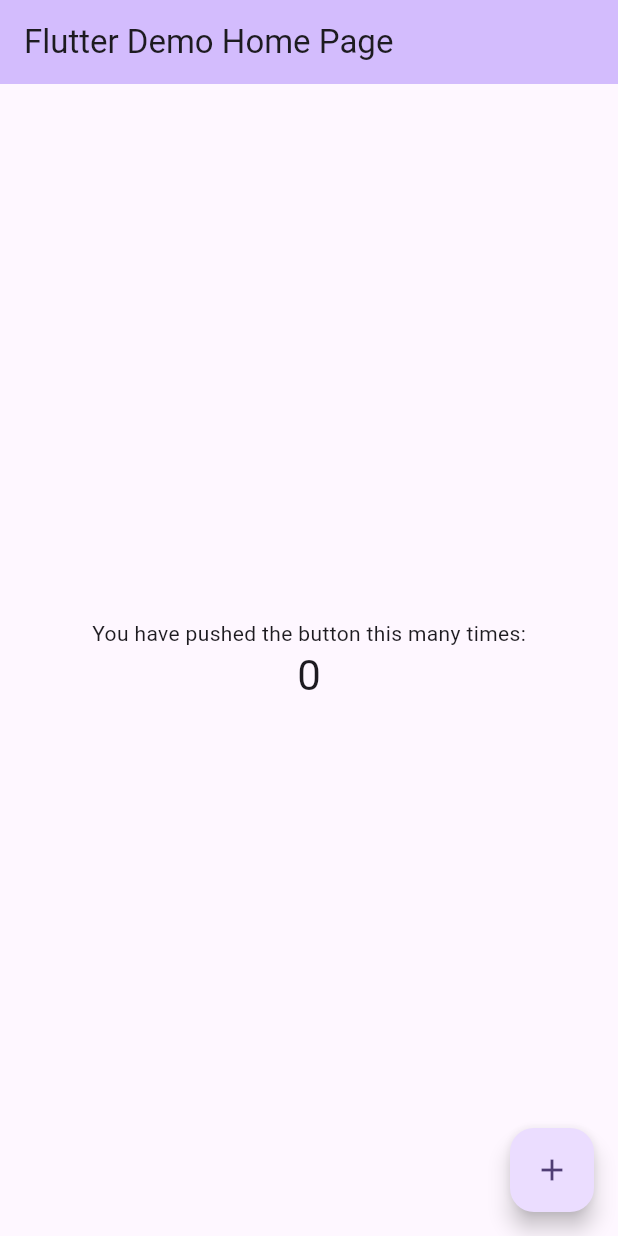
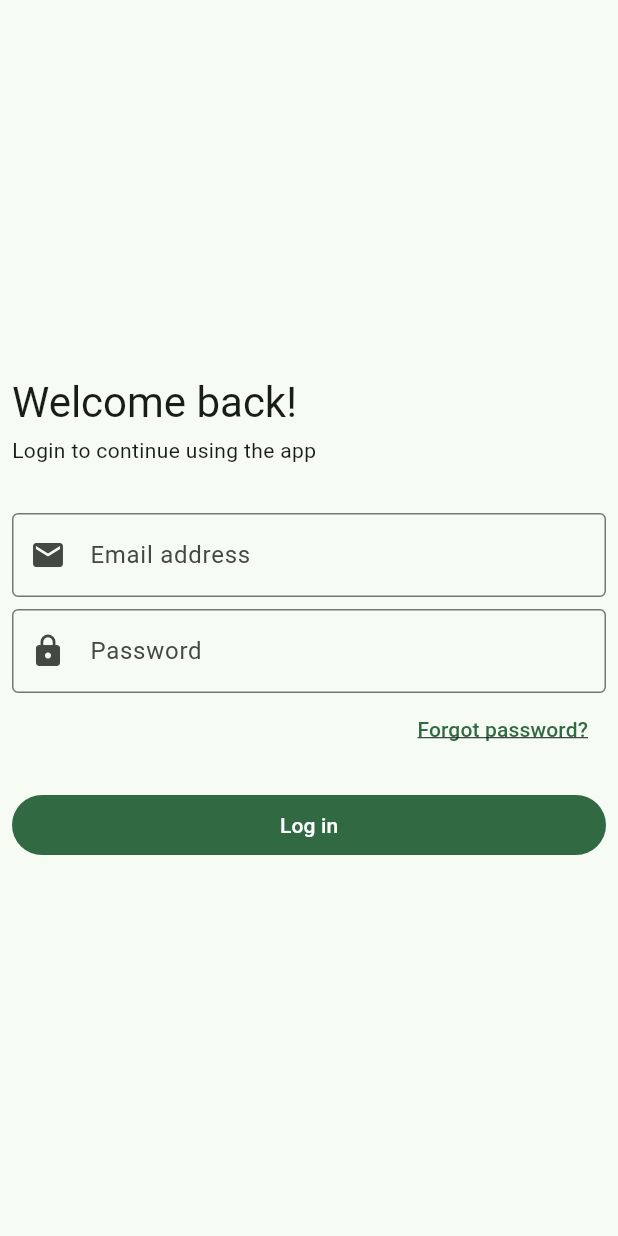
Before and after one commit to dawnj26/craftmate_client, a Flutter app: the screen it shows after launch, on a phone screen of 412 x 824 dp. Run offline on Flutter 3.47's test engine with Material 3 defaults, Android fonts, the phone set to English and light mode, and no system bars; our stand-ins replace gap, logger.

Commit message:
add: login screen

```diff
--- a/lib/main.dart
+++ b/lib/main.dart
@@ -1,3 +1,5 @@
+// Widgets
+import 'package:craftmate_client/screens/auth/login.dart';
 import 'package:flutter/material.dart';
 
 void main() {
@@ -7,119 +9,16 @@
 class MyApp extends StatelessWidget {
   const MyApp({super.key});
 
-  // This widget is the root of your application.
   @override
   Widget build(BuildContext context) {
     return MaterialApp(
-      title: 'Flutter Demo',
       theme: ThemeData(
-        // This is the theme of your application.
-        //
-        // TRY THIS: Try running your application with "flutter run". You'll see
-        // the application has a purple toolbar. Then, without quitting the app,
-        // try changing the seedColor in the colorScheme below to Colors.green
-        // and then invoke "hot reload" (save your changes or press the "hot
-        // reload" button in a Flutter-supported IDE, or press "r" if you used
-        // the command line to start the app).
-        //
-        // Notice that the counter didn't reset back to zero; the application
-        // state is not lost during the reload. To reset the state, use hot
-        // restart instead.
-        //
-        // This works for code too, not just values: Most code changes can be
-        // tested with just a hot reload.
-        colorScheme: ColorScheme.fromSeed(seedColor: Colors.deepPurple),
-        useMaterial3: true,
+        colorScheme: ColorScheme.fromSeed(
+          seedColor: const Color(0xff316A42),
+        ),
       ),
-      home: const MyHomePage(title: 'Flutter Demo Home Page'),
+      title: 'CraftMate',
+      home: const LoginScreen(),
     );
   }
 }
-
-class MyHomePage extends StatefulWidget {
-  const MyHomePage({super.key, required this.title});
-
-  // This widget is the home page of your application. It is stateful, meaning
-  // that it has a State object (defined below) that contains fields that affect
-  // how it looks.
-
-  // This class is the configuration for the state. It holds the values (in this
-  // case the title) provided by the parent (in this case the App widget) and
-  // used by the build method of the State. Fields in a Widget subclass are
-  // always marked "final".
-
-  final String title;
-
-  @override
-  State<MyHomePage> createState() => _MyHomePageState();
-}
-
-class _MyHomePageState extends State<MyHomePage> {
-  int _counter = 0;
-
-  void _incrementCounter() {
-    setState(() {
-      // This call to setState tells the Flutter framework that something has
-      // changed in this State, which causes it to rerun the build method below
-      // so that the display can reflect the updated values. If we changed
-      // _counter without calling setState(), then the build method would not be
-      // called again, and so nothing would appear to happen.
-      _counter++;
-    });
-  }
-
-  @override
-  Widget build(BuildContext context) {
-    // This method is rerun every time setState is called, for instance as done
-    // by the _incrementCounter method above.
-    //
-    // The Flutter framework has been optimized to make rerunning build methods
-    // fast, so that you can just rebuild anything that needs updating rather
-    // than having to individually change instances of widgets.
-    return Scaffold(
-      appBar: AppBar(
-        // TRY THIS: Try changing the color here to a specific color (to
-        // Colors.amber, perhaps?) and trigger a hot reload to see the AppBar
-        // change color while the other colors stay the same.
-        backgroundColor: Theme.of(context).colorScheme.inversePrimary,
-        // Here we take the value from the MyHomePage object that was created by
-        // the App.build method, and use it to set our appbar title.
-        title: Text(widget.title),
-      ),
-      body: Center(
-        // Center is a layout widget. It takes a single child and positions it
-        // in the middle of the parent.
-        child: Column(
-          // Column is also a layout widget. It takes a list of children and
-          // arranges them vertically. By default, it sizes itself to fit its
-          // children horizontally, and tries to be as tall as its parent.
-          //
-          // Column has various properties to control how it sizes itself and
-          // how it positions its children. Here we use mainAxisAlignment to
-          // center the children vertically; the main axis here is the vertical
-          // axis because Columns are vertical (the cross axis would be
-          // horizontal).
-          //
-          // TRY THIS: Invoke "debug painting" (choose the "Toggle Debug Paint"
-          // action in the IDE, or press "p" in the console), to see the
-          // wireframe for each widget.
-          mainAxisAlignment: MainAxisAlignment.center,
-          children: <Widget>[
-            const Text(
-              'You have pushed the button this many times:',
-            ),
-            Text(
-              '$_counter',
-              style: Theme.of(context).textTheme.headlineMedium,
-            ),
-          ],
-        ),
-      ),
-      floatingActionButton: FloatingActionButton(
-        onPressed: _incrementCounter,
-        tooltip: 'Increment',
-        child: const Icon(Icons.add),
-      ), // This trailing comma makes auto-formatting nicer for build methods.
-    );
-  }
-}
--- /dev/null
+++ b/lib/screens/auth/components/form.dart
@@ -0,0 +1,46 @@
+import 'package:flutter/material.dart';
+
+/// `InputField` is a stateless widget that creates a text form field.
+///
+/// It takes in a label, a validator function, and an optional boolean to determine if the field is a password field.
+///
+/// The `label` is used as the labelText for the `InputDecoration` of the `TextFormField`.
+///
+/// The `validator` is a function that takes in a string and returns a string. It's used to validate the input of the `TextFormField`.
+///
+/// If `isPassword` is true, the `TextFormField` obscures the text input. This is useful for password fields.
+class InputField extends StatelessWidget {
+  /// Creates an instance of `InputField`.
+  const InputField({
+    required this.label,
+    required this.validator,
+    required this.icon,
+    this.isPassword = false,
+    super.key,
+  });
+
+  /// Icon for the `InputDecoration` of the `TextFormField`.
+  final Icon icon;
+
+  /// The label text for the `InputDecoration` of the `TextFormField`.
+  final String label;
+
+  /// Determines if the `TextFormField` should obscure the text input.
+  final bool isPassword;
+
+  /// The validator function for the `TextFormField`.
+  final String? Function(String?) validator;
+
+  @override
+  Widget build(BuildContext context) {
+    return TextFormField(
+      obscureText: isPassword,
+      decoration: InputDecoration(
+        border: const OutlineInputBorder(),
+        labelText: label,
+        prefixIcon: icon,
+      ),
+      validator: validator,
+    );
+  }
+}
--- /dev/null
+++ b/lib/screens/auth/login.dart
@@ -0,0 +1,144 @@
+import 'package:craftmate_client/screens/auth/components/form.dart';
+import 'package:flutter/material.dart';
+import 'package:gap/gap.dart';
+import 'package:logger/logger.dart';
+
+class LoginScreen extends StatelessWidget {
+  const LoginScreen({super.key});
+
+  @override
+  Widget build(BuildContext context) {
+    final theme = Theme.of(context);
+
+    return Scaffold(
+      body: SafeArea(
+        child: Padding(
+          padding: const EdgeInsets.all(8.0),
+          child: Column(
+            mainAxisAlignment: MainAxisAlignment.center,
+            crossAxisAlignment: CrossAxisAlignment.start,
+            children: [
+              _HeaderTitle(
+                theme: theme,
+              ),
+              const Gap(32.0),
+              const _LoginForm(),
+            ],
+          ),
+        ),
+      ),
+    );
+  }
+}
+
+class _HeaderTitle extends StatelessWidget {
+  const _HeaderTitle({
+    required this.theme,
+  });
+
+  final ThemeData theme;
+
+  @override
+  Widget build(BuildContext context) {
+    return Column(
+      crossAxisAlignment: CrossAxisAlignment.start,
+      children: [
+        Text(
+          'Welcome back!',
+          style: theme.textTheme.headlineMedium,
+        ),
+        const Gap(4.0),
+        Text(
+          'Login to continue using the app',
+          style: theme.textTheme.bodyMedium,
+        ),
+      ],
+    );
+  }
+}
+
+class _LoginForm extends StatefulWidget {
+  const _LoginForm();
+
+  @override
+  State<_LoginForm> createState() => __LoginFormState();
+}
+
+class __LoginFormState extends State<_LoginForm> {
+  final _formKey = GlobalKey<FormState>();
+
+  @override
+  Widget build(BuildContext context) {
+    return Form(
+      key: _formKey,
+      child: Column(
+        crossAxisAlignment: CrossAxisAlignment.stretch,
+        children: [
+          const _Fields(),
+          const Gap(16.0),
+          FilledButton(
+            onPressed: validateForm,
+            child: const Text('Log in'),
+          ),
+        ],
+      ),
+    );
+  }
+
+  void validateForm() {
+    final log = Logger();
+
+    log.i('Validating form');
+
+    if (!_formKey.currentState!.validate()) {
+      return;
+    }
+  }
+}
+
+class _Fields extends StatelessWidget {
+  const _Fields();
+
+  @override
+  Widget build(BuildContext context) {
+    return Column(
+      crossAxisAlignment: CrossAxisAlignment.end,
+      children: [
+        // Email Field
+        InputField(
+          icon: const Icon(Icons.email),
+          label: 'Email address',
+          validator: (value) {
+            if (value == null || value.isEmpty) {
+              return 'Email is required';
+            }
+            return null;
+          },
+        ),
+        const Gap(8.0),
+
+        // Password Field
+        InputField(
+          icon: const Icon(Icons.lock),
+          label: 'Password',
+          isPassword: true,
+          validator: (value) {
+            if (value == null || value.isEmpty) {
+              return 'Password is required';
+            }
+            return null;
+          },
+        ),
+        TextButton(
+          onPressed: () {},
+          child: const Text(
+            'Forgot password?',
+            style: TextStyle(
+              decoration: TextDecoration.underline,
+            ),
+          ),
+        ),
+      ],
+    );
+  }
+}
```
